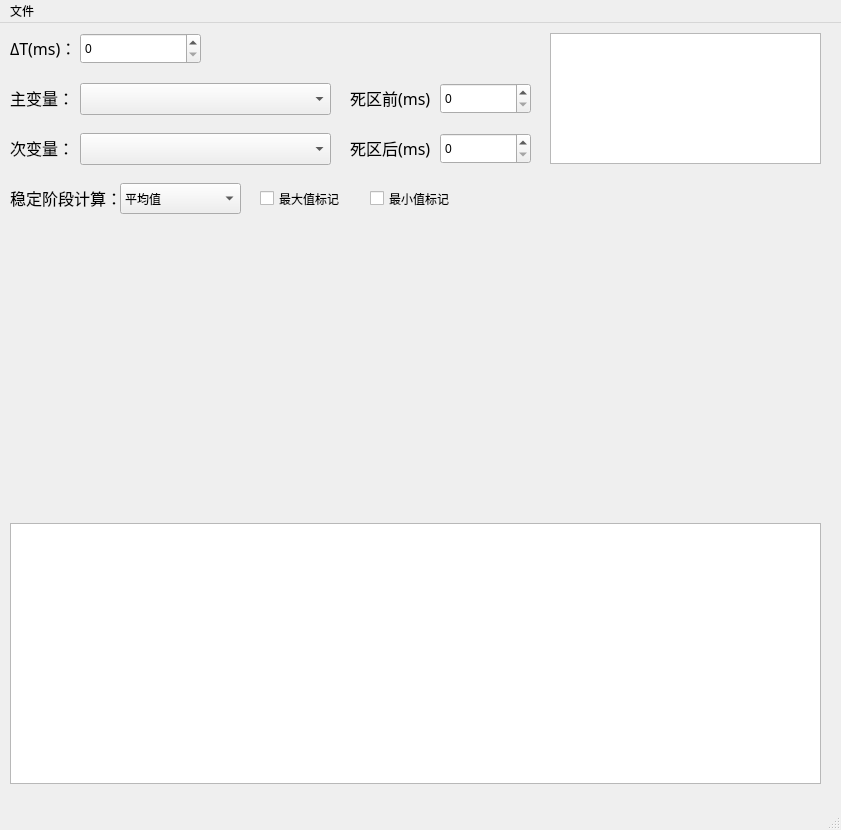
This is ui/DataAnalysis.ui in banniford/DataAnalysisApp as Qt 5 draws it before an edit. The edited form follows.
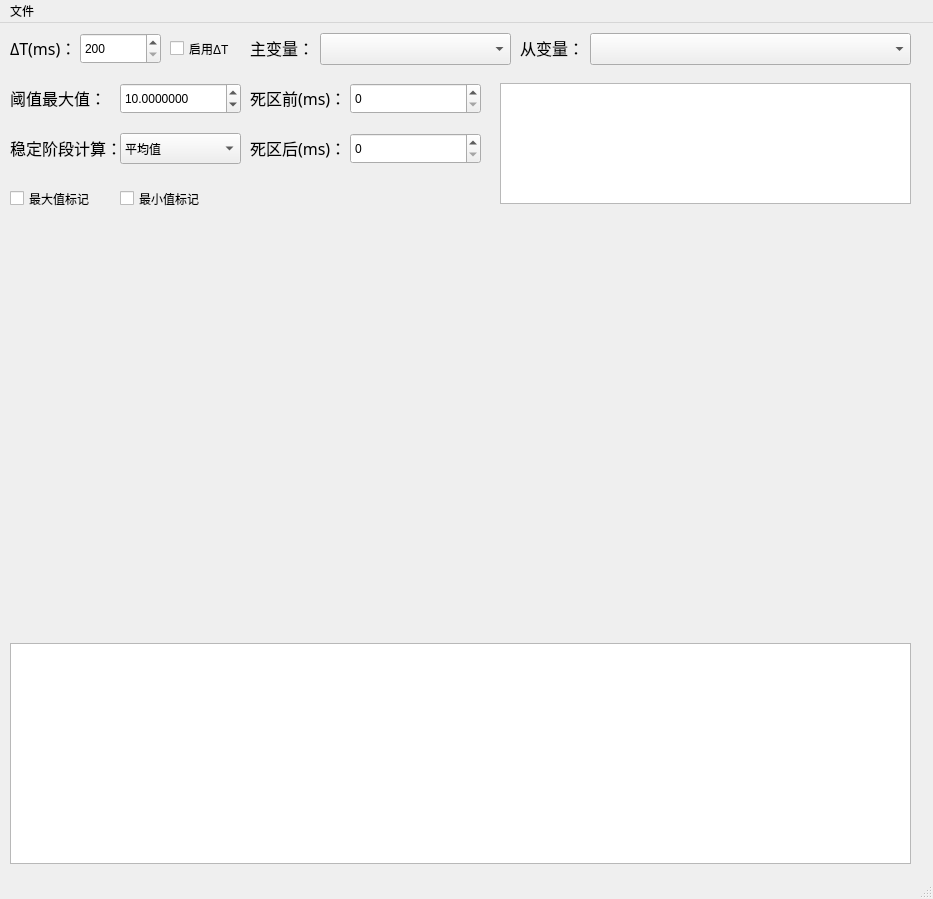
This is the edited form. Icons and pictures are not drawn. Custom widgets are drawn as their Qt base class.

The edit to the form file:
```diff
--- a/ui/DataAnalysis.ui
+++ b/ui/DataAnalysis.ui
@@ -6,8 +6,8 @@
    <rect>
     <x>0</x>
     <y>0</y>
-    <width>841</width>
-    <height>830</height>
+    <width>933</width>
+    <height>899</height>
    </rect>
   </property>
   <property name="windowTitle">
@@ -23,26 +23,29 @@
      <rect>
       <x>10</x>
       <y>210</y>
-      <width>811</width>
-      <height>281</height>
+      <width>900</width>
+      <height>400</height>
      </rect>
     </property>
    </widget>
    <widget class="QTextEdit" name="textEdit">
     <property name="geometry">
      <rect>
-      <x>550</x>
-      <y>10</y>
-      <width>271</width>
-      <height>131</height>
+      <x>500</x>
+      <y>60</y>
+      <width>411</width>
+      <height>121</height>
      </rect>
     </property>
+    <property name="readOnly">
+     <bool>true</bool>
+    </property>
    </widget>
    <widget class="QLabel" name="label_1">
     <property name="geometry">
      <rect>
-      <x>10</x>
-      <y>50</y>
+      <x>250</x>
+      <y>0</y>
       <width>61</width>
       <height>50</height>
      </rect>
@@ -68,9 +71,9 @@
    <widget class="CheckableComboBox" name="comboBox2_1">
     <property name="geometry">
      <rect>
-      <x>80</x>
-      <y>60</y>
-      <width>251</width>
+      <x>320</x>
+      <y>10</y>
+      <width>191</width>
       <height>32</height>
      </rect>
     </property>
@@ -86,8 +89,8 @@
    <widget class="QLabel" name="label_2">
     <property name="geometry">
      <rect>
-      <x>10</x>
-      <y>100</y>
+      <x>520</x>
+      <y>0</y>
       <width>61</width>
       <height>50</height>
      </rect>
@@ -104,7 +107,7 @@
      <number>1</number>
     </property>
     <property name="text">
-     <string>次变量：</string>
+     <string>从变量：</string>
     </property>
     <property name="textFormat">
      <enum>Qt::AutoText</enum>
@@ -113,9 +116,9 @@
    <widget class="CheckableComboBox" name="comboBox2_2">
     <property name="geometry">
      <rect>
-      <x>80</x>
-      <y>110</y>
-      <width>251</width>
+      <x>590</x>
+      <y>10</y>
+      <width>321</width>
       <height>32</height>
      </rect>
     </property>
@@ -160,10 +163,13 @@
      <rect>
       <x>80</x>
       <y>10</y>
-      <width>121</width>
+      <width>81</width>
       <height>31</height>
      </rect>
     </property>
+    <property name="specialValueText">
+     <string>200</string>
+    </property>
     <property name="minimum">
      <number>0</number>
     </property>
@@ -180,9 +186,9 @@
    <widget class="QLabel" name="label_3">
     <property name="geometry">
      <rect>
-      <x>350</x>
+      <x>250</x>
       <y>50</y>
-      <width>81</width>
+      <width>91</width>
       <height>50</height>
      </rect>
     </property>
@@ -207,9 +213,9 @@
    <widget class="QSpinBox" name="spinBox_1">
     <property name="geometry">
      <rect>
-      <x>440</x>
+      <x>350</x>
       <y>60</y>
-      <width>91</width>
+      <width>131</width>
       <height>31</height>
      </rect>
     </property>
@@ -229,9 +235,9 @@
    <widget class="QLabel" name="label_4">
     <property name="geometry">
      <rect>
-      <x>350</x>
+      <x>250</x>
       <y>100</y>
-      <width>81</width>
+      <width>91</width>
       <height>50</height>
      </rect>
     </property>
@@ -256,9 +262,9 @@
    <widget class="QSpinBox" name="spinBox_2">
     <property name="geometry">
      <rect>
-      <x>440</x>
+      <x>350</x>
       <y>110</y>
-      <width>91</width>
+      <width>131</width>
       <height>31</height>
      </rect>
     </property>
@@ -279,9 +285,9 @@
     <property name="geometry">
      <rect>
       <x>10</x>
-      <y>500</y>
-      <width>811</width>
-      <height>261</height>
+      <y>620</y>
+      <width>901</width>
+      <height>221</height>
      </rect>
     </property>
    </widget>
@@ -289,7 +295,7 @@
     <property name="geometry">
      <rect>
       <x>120</x>
-      <y>160</y>
+      <y>110</y>
       <width>121</width>
       <height>31</height>
      </rect>
@@ -304,7 +310,7 @@
     <property name="geometry">
      <rect>
       <x>10</x>
-      <y>150</y>
+      <y>100</y>
       <width>111</width>
       <height>50</height>
      </rect>
@@ -330,7 +336,7 @@
    <widget class="QCheckBox" name="checkBox_1">
     <property name="geometry">
      <rect>
-      <x>260</x>
+      <x>10</x>
       <y>160</y>
       <width>101</width>
       <height>31</height>
@@ -343,7 +349,7 @@
    <widget class="QCheckBox" name="checkBox_2">
     <property name="geometry">
      <rect>
-      <x>370</x>
+      <x>120</x>
       <y>160</y>
       <width>101</width>
       <height>31</height>
@@ -353,13 +359,69 @@
      <string>最小值标记</string>
     </property>
    </widget>
+   <widget class="QLabel" name="label_6">
+    <property name="geometry">
+     <rect>
+      <x>10</x>
+      <y>50</y>
+      <width>101</width>
+      <height>50</height>
+     </rect>
+    </property>
+    <property name="font">
+     <font>
+      <family>Agency FB</family>
+      <pointsize>12</pointsize>
+      <weight>50</weight>
+      <bold>false</bold>
+     </font>
+    </property>
+    <property name="lineWidth">
+     <number>1</number>
+    </property>
+    <property name="text">
+     <string>阈值最大值：</string>
+    </property>
+    <property name="textFormat">
+     <enum>Qt::AutoText</enum>
+    </property>
+   </widget>
+   <widget class="QDoubleSpinBox" name="doubleSpinBox_2">
+    <property name="geometry">
+     <rect>
+      <x>120</x>
+      <y>60</y>
+      <width>121</width>
+      <height>31</height>
+     </rect>
+    </property>
+    <property name="decimals">
+     <number>7</number>
+    </property>
+    <property name="value">
+     <double>10.000000000000000</double>
+    </property>
+   </widget>
+   <widget class="QCheckBox" name="checkBox_3">
+    <property name="geometry">
+     <rect>
+      <x>170</x>
+      <y>10</y>
+      <width>71</width>
+      <height>31</height>
+     </rect>
+    </property>
+    <property name="text">
+     <string>启用ΔT</string>
+    </property>
+   </widget>
   </widget>
   <widget class="QMenuBar" name="menubar">
    <property name="geometry">
     <rect>
      <x>0</x>
      <y>0</y>
-     <width>841</width>
+     <width>933</width>
      <height>28</height>
     </rect>
    </property>
```
Left out of the diff: 15 changed lines with no effect on the pictures.
